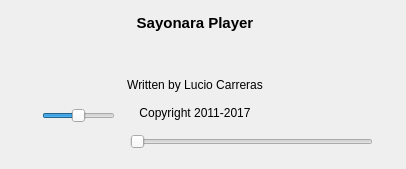
Before: the Qt Designer form src/GUI/Player/GUI_Controls.ui in Inferno214221/sayonara-player, drawn with Qt 5.
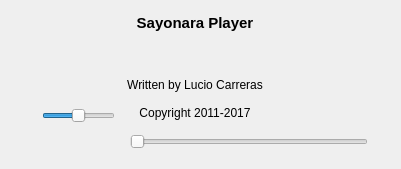
After: the same form once the commit is applied. Icons and pictures are not drawn. Custom widgets are drawn as their Qt base class.

The edit to the form file:
```diff
--- a/src/GUI/Player/GUI_Controls.ui
+++ b/src/GUI/Player/GUI_Controls.ui
@@ -6,7 +6,7 @@
    <rect>
     <x>0</x>
     <y>0</y>
-    <width>406</width>
+    <width>401</width>
     <height>169</height>
    </rect>
   </property>
@@ -776,6 +776,12 @@
     <layout class="QGridLayout" name="layout_cover">
      <item row="0" column="0">
       <widget class="CoverButton" name="btn_cover">
+       <property name="sizePolicy">
+        <sizepolicy hsizetype="Minimum" vsizetype="Minimum">
+         <horstretch>0</horstretch>
+         <verstretch>0</verstretch>
+        </sizepolicy>
+       </property>
        <property name="minimumSize">
         <size>
          <width>95</width>
@@ -784,14 +790,8 @@
        </property>
        <property name="maximumSize">
         <size>
-         <width>95</width>
-         <height>95</height>
-        </size>
-       </property>
-       <property name="baseSize">
-        <size>
-         <width>95</width>
-         <height>95</height>
+         <width>100</width>
+         <height>100</height>
         </size>
        </property>
        <property name="focusPolicy">
```
Left out of the diff: 16 changed lines with no effect on the pictures.
